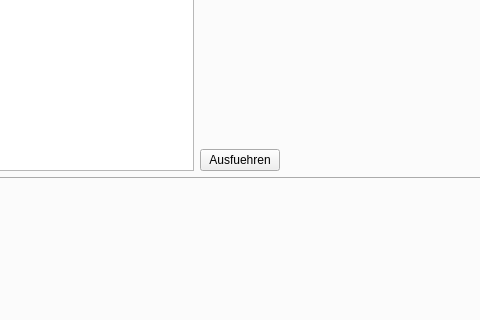
The window that mmjodb.ui (TecStylos/MMJODB) describes before a commit, drawn with Qt 5; both pictures show x 220 to 700 and y 156 to 476 of the 834 by 638 pixel window.
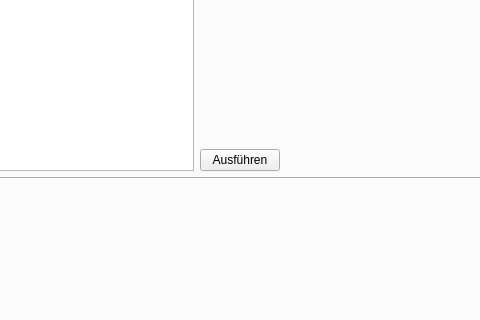
The same window after the commit.

Patch:
```diff
--- a/mmjodb.ui
+++ b/mmjodb.ui
@@ -116,7 +116,7 @@
           <item row="2" column="0">
            <widget class="QPushButton" name="buttonRunSQLQuery">
             <property name="text">
-             <string>Ausfuehren</string>
+             <string>Ausführen</string>
             </property>
            </widget>
           </item>
```
